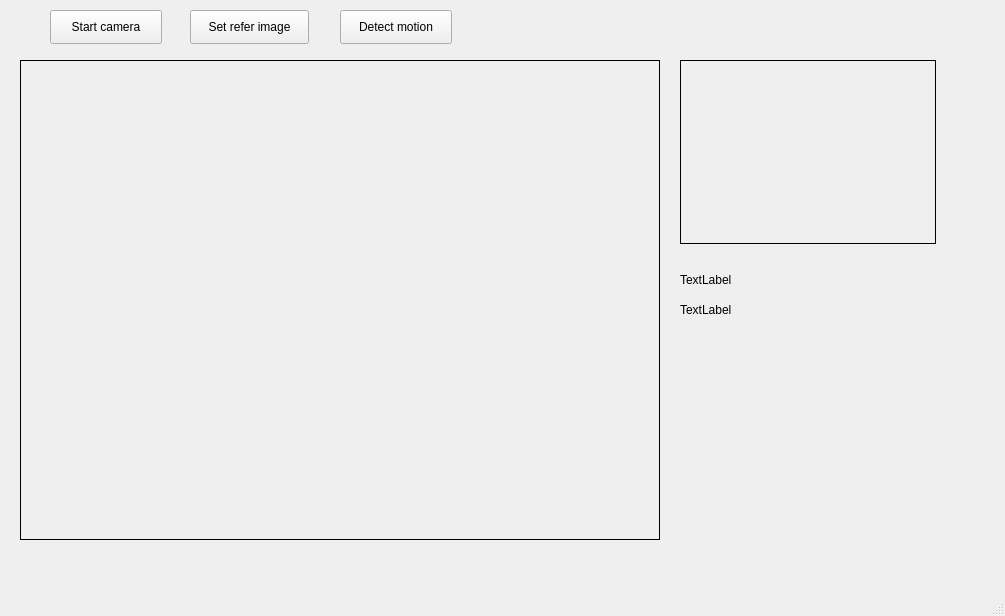
Before: the Qt Designer form main_window.ui in huy-lv/partcheck, drawn with Qt 5.
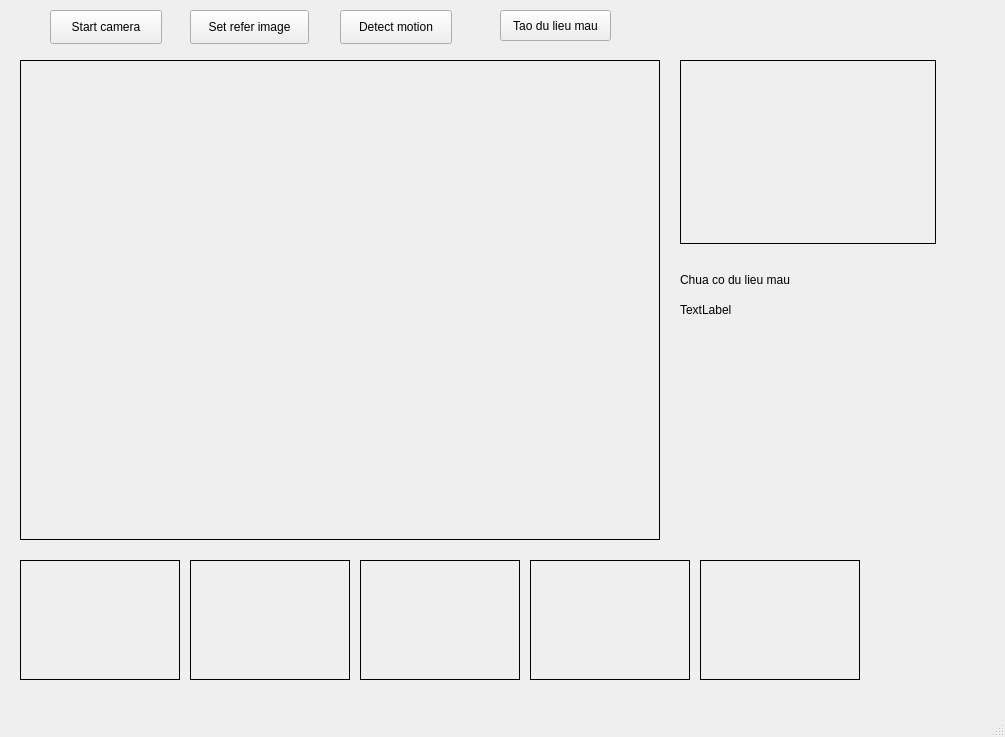
After: the same form once the commit is applied.

Commit message: done: create sample data

```diff
--- a/main_window.ui
+++ b/main_window.ui
@@ -7,7 +7,7 @@
     <x>0</x>
     <y>0</y>
        <width>1005</width>
-       <height>616</height>
+       <height>737</height>
    </rect>
   </property>
   <property name="windowTitle">
@@ -90,12 +90,12 @@
               <rect>
                   <x>680</x>
                   <y>270</y>
-                  <width>68</width>
+                  <width>281</width>
                   <height>19</height>
               </rect>
           </property>
           <property name="text">
-              <string>TextLabel</string>
+              <string>Chua co du lieu mau</string>
           </property>
       </widget>
       <widget class="QLabel" name="lb2">
@@ -111,6 +111,99 @@
               <string>TextLabel</string>
           </property>
       </widget>
+      <widget class="QPushButton" name="btOpenSampleDataWindow">
+          <property name="geometry">
+              <rect>
+                  <x>500</x>
+                  <y>10</y>
+                  <width>111</width>
+                  <height>31</height>
+              </rect>
+          </property>
+          <property name="text">
+              <string>Tao du lieu mau</string>
+          </property>
+      </widget>
+      <widget class="QLabel" name="imReal1">
+          <property name="geometry">
+              <rect>
+                  <x>20</x>
+                  <y>560</y>
+                  <width>160</width>
+                  <height>120</height>
+              </rect>
+          </property>
+          <property name="frameShape">
+              <enum>QFrame::Box</enum>
+          </property>
+          <property name="text">
+              <string/>
+          </property>
+      </widget>
+      <widget class="QLabel" name="imReal2">
+          <property name="geometry">
+              <rect>
+                  <x>190</x>
+                  <y>560</y>
+                  <width>160</width>
+                  <height>120</height>
+              </rect>
+          </property>
+          <property name="frameShape">
+              <enum>QFrame::Box</enum>
+          </property>
+          <property name="text">
+              <string/>
+          </property>
+      </widget>
+      <widget class="QLabel" name="imReal1_3">
+          <property name="geometry">
+              <rect>
+                  <x>360</x>
+                  <y>560</y>
+                  <width>160</width>
+                  <height>120</height>
+              </rect>
+          </property>
+          <property name="frameShape">
+              <enum>QFrame::Box</enum>
+          </property>
+          <property name="text">
+              <string/>
+          </property>
+      </widget>
+      <widget class="QLabel" name="imReal1_4">
+          <property name="geometry">
+              <rect>
+                  <x>530</x>
+                  <y>560</y>
+                  <width>160</width>
+                  <height>120</height>
+              </rect>
+          </property>
+          <property name="frameShape">
+              <enum>QFrame::Box</enum>
+          </property>
+          <property name="text">
+              <string/>
+          </property>
+      </widget>
+      <widget class="QLabel" name="imReal1_5">
+          <property name="geometry">
+              <rect>
+                  <x>700</x>
+                  <y>560</y>
+                  <width>160</width>
+                  <height>120</height>
+              </rect>
+          </property>
+          <property name="frameShape">
+              <enum>QFrame::Box</enum>
+          </property>
+          <property name="text">
+              <string/>
+          </property>
+      </widget>
   </widget>
   <widget class="QMenuBar" name="menubar">
    <property name="geometry">
```
Left out of the diff: 4 changed lines with no effect on the pictures. The commit also changes 4 other files.
